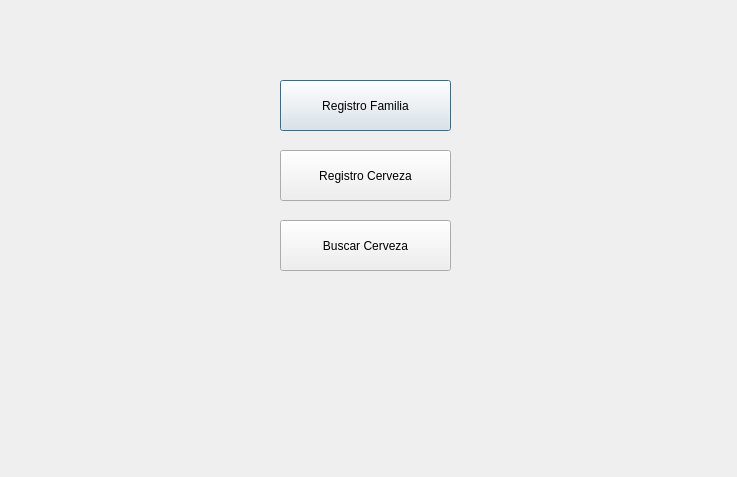
Before: the Qt Designer form principalcervezas.ui in pacheevb/ED_Proyecto2, drawn with Qt 5.
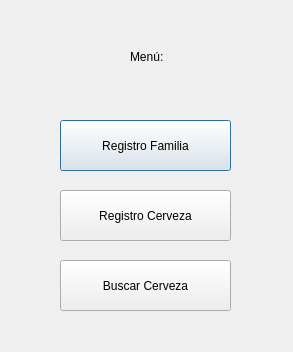
After: the same form once the commit is applied.

Diff of the .ui file:
```diff
--- a/principalcervezas.ui
+++ b/principalcervezas.ui
@@ -6,8 +6,8 @@
    <rect>
     <x>0</x>
     <y>0</y>
-    <width>737</width>
-    <height>477</height>
+    <width>293</width>
+    <height>352</height>
    </rect>
   </property>
   <property name="windowTitle">
@@ -16,8 +16,8 @@
   <widget class="QPushButton" name="pushButton">
    <property name="geometry">
     <rect>
-     <x>280</x>
-     <y>80</y>
+     <x>60</x>
+     <y>120</y>
      <width>171</width>
      <height>51</height>
     </rect>
@@ -29,8 +29,8 @@
   <widget class="QPushButton" name="pushButton_2">
    <property name="geometry">
     <rect>
-     <x>280</x>
-     <y>150</y>
+     <x>60</x>
+     <y>190</y>
      <width>171</width>
      <height>51</height>
     </rect>
@@ -42,8 +42,8 @@
   <widget class="QPushButton" name="pushButton_3">
    <property name="geometry">
     <rect>
-     <x>280</x>
-     <y>220</y>
+     <x>60</x>
+     <y>260</y>
      <width>171</width>
      <height>51</height>
     </rect>
@@ -52,6 +52,19 @@
     <string>Buscar Cerveza</string>
    </property>
   </widget>
+  <widget class="QLabel" name="label">
+   <property name="geometry">
+    <rect>
+     <x>130</x>
+     <y>50</y>
+     <width>47</width>
+     <height>13</height>
+    </rect>
+   </property>
+   <property name="text">
+    <string>Menú:</string>
+   </property>
+  </widget>
  </widget>
  <resources/>
  <connections/>
```
Left out of the diff: 6 changed lines with no effect on the pictures.
